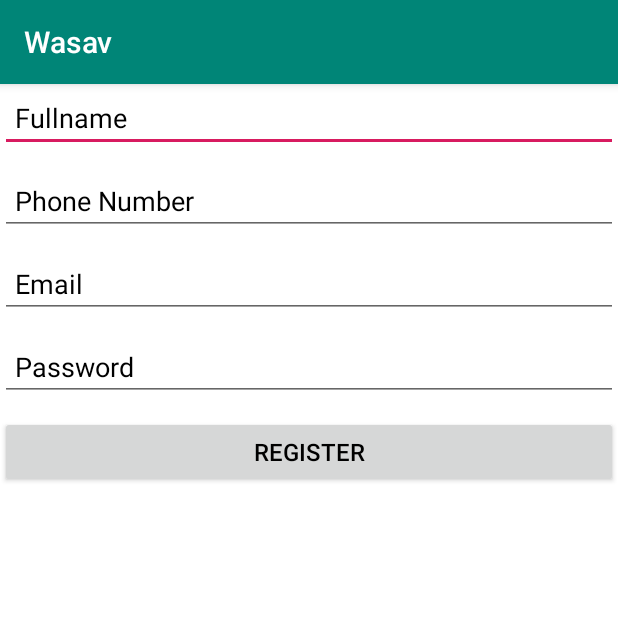
After one commit to jaballogian/Wasav, an Android app: the ActivityRegister screen opened directly, with no data from a screen before it, on a phone screen of 412 x 824 dp, the top half of it. The commit adds this screen. Run offline under Robolectric (Android 15) with nearby library versions, the phone set to English and light mode, and no system bars; our stand-ins replace Firebase (no records; nobody signed in at launch, a user with empty details on screens opened directly); libraries missing offline, so code that uses them is left out: me.anwarshahriar.calligrapher; 2 statements that could not run were skipped.

Commit message:
register user and login are finished

```diff
--- a/app/src/main/AndroidManifest.xml
+++ b/app/src/main/AndroidManifest.xml
@@ -9,7 +9,9 @@
         android:roundIcon="@mipmap/ic_launcher_round"
         android:supportsRtl="true"
         android:theme="@style/AppTheme">
-        <activity android:name=".MainActivity">
+        <activity android:name=".ActivityLogin"></activity>
+        <activity android:name=".ActivityRegister" />
+        <activity android:name=".ActivityMain">
             <intent-filter>
                 <action android:name="android.intent.action.MAIN" />
 
--- /dev/null
+++ b/app/src/main/java/com/example/wasav/ActivityRegister.java
@@ -0,0 +1,149 @@
+package com.example.wasav;
+
+import android.app.ProgressDialog;
+import android.content.Intent;
+import android.support.annotation.NonNull;
+import android.support.v7.app.AppCompatActivity;
+import android.os.Bundle;
+import android.view.View;
+import android.widget.Button;
+import android.widget.EditText;
+import android.widget.Toast;
+
+import com.google.android.gms.tasks.OnCompleteListener;
+import com.google.android.gms.tasks.Task;
+import com.google.firebase.auth.AuthResult;
+import com.google.firebase.auth.FirebaseAuth;
+import com.google.firebase.auth.FirebaseUser;
+import com.google.firebase.database.DatabaseReference;
+import com.google.firebase.database.FirebaseDatabase;
+
+import java.util.HashMap;
+
+import me.anwarshahriar.calligrapher.Calligrapher;
+
+public class ActivityRegister extends AppCompatActivity {
+
+    private EditText fullnameEditText, phoneNumberEditText, emailEditText, passwordEditText;
+    private Button registerButton;
+    private String fullname, phoneNumber, email, password, uID;
+    private FirebaseAuth mAuth;
+    private FirebaseUser currentUser;
+    private DatabaseReference databaseReference;
+    private HashMap<String, Object> userIdentity;
+    private ProgressDialog loading;
+
+    @Override
+    protected void onCreate(Bundle savedInstanceState) {
+        super.onCreate(savedInstanceState);
+        setContentView(R.layout.activity_register);
+
+        //set font
+        Calligrapher calligrapher = new Calligrapher(this);
+        calligrapher.setFont(this, "PRODUCT_SANS.ttf", true);
+
+        fullnameEditText = (EditText) findViewById(R.id.fullnameEditTextActivityRegister);
+        phoneNumberEditText = (EditText) findViewById(R.id.phoneNumberEditTextActivityRegister);
+        emailEditText = (EditText) findViewById(R.id.emailEditTextActivityRegister);
+        passwordEditText = (EditText) findViewById(R.id.passwordEditTextActivityRegister);
+        registerButton = (Button) findViewById(R.id.registerButtonActivityRegister);
+
+        loading = new ProgressDialog(this);
+
+        mAuth = FirebaseAuth.getInstance();
+        currentUser = FirebaseAuth.getInstance().getCurrentUser();
+
+        registerButton.setOnClickListener(new View.OnClickListener() {
+            @Override
+            public void onClick(View v) {
+
+                getStringFromEditText();
+                checkAllFields();
+            }
+        });
+    }
+
+    private void setProgressDialog(){
+
+        loading.setTitle("Processing");
+        loading.setMessage("Please wait");
+        loading.setCanceledOnTouchOutside(false);
+        loading.show();
+    }
+
+    private void getStringFromEditText(){
+
+        fullname = fullnameEditText.getText().toString();
+        phoneNumber = phoneNumberEditText.getText().toString();
+        email = emailEditText.getText().toString();
+        password = passwordEditText.getText().toString();
+    }
+
+    private void checkAllFields(){
+
+        if(fullname.isEmpty() || phoneNumber.isEmpty() || email.isEmpty() || password.isEmpty()){
+
+            Toast.makeText(ActivityRegister.this, "Please fill all the fields", Toast.LENGTH_LONG).show();
+        }
+        else {
+
+            setProgressDialog();
+            registerUser();
+        }
+    }
+
+    private void registerUser() {
+
+        mAuth.createUserWithEmailAndPassword(email, password).addOnCompleteListener(new OnCompleteListener<AuthResult>() {
+            @Override
+            public void onComplete(@NonNull Task<AuthResult> task) {
+
+                if(task.isSuccessful()){
+
+                    loading.dismiss();
+                    saveUserToDatabase();
+
+                }
+                else {
+
+                    loading.hide();
+                    Toast.makeText(ActivityRegister.this, "Choose different email and password", Toast.LENGTH_LONG).show();
+                }
+            }
+        });
+    }
+
+    private void saveUserToDatabase(){
+
+        currentUser = FirebaseAuth.getInstance().getCurrentUser();
+        uID = currentUser.getUid();
+
+        databaseReference = FirebaseDatabase.getInstance().getReference().child("Users").child(uID).child("Profile");
+
+        userIdentity = new HashMap<>();
+        userIdentity.put("fullname", fullname);
+        userIdentity.put("email", email);
+        userIdentity.put("password", password);
+        userIdentity.put("phonenumber", phoneNumber);
+
+        databaseReference.setValue(userIdentity).addOnCompleteListener(new OnCompleteListener<Void>() {
+            @Override
+            public void onComplete(@NonNull Task<Void> task) {
+
+                if(task.isSuccessful()){
+
+                    moveToActivityMain();
+                    Toast.makeText(ActivityRegister.this, "Welcome", Toast.LENGTH_LONG).show();
+                }
+            }
+        });
+    }
+
+    private void moveToActivityMain(){
+
+        Intent toActivityRegisterDevice = new Intent(ActivityRegister.this, ActivityMain.class);
+        toActivityRegisterDevice.addFlags(Intent.FLAG_ACTIVITY_NEW_TASK | Intent.FLAG_ACTIVITY_CLEAR_TASK);
+        startActivity(toActivityRegisterDevice);
+        finish();
+    }
+}
--- a/app/src/main/res/layout/activity_main.xml
+++ b/app/src/main/res/layout/activity_main.xml
@@ -6,7 +6,7 @@
     android:layout_height="match_parent"
     android:background="@color/white"
     android:orientation="vertical"
-    tools:context=".MainActivity">
+    tools:context=".ActivityMain">
 
     <TextView
         android:layout_width="wrap_content"
--- /dev/null
+++ b/app/src/main/res/layout/activity_register.xml
@@ -0,0 +1,148 @@
+<?xml version="1.0" encoding="utf-8"?>
+<LinearLayout xmlns:android="http://schemas.android.com/apk/res/android"
+    xmlns:app="http://schemas.android.com/apk/res-auto"
+    xmlns:tools="http://schemas.android.com/tools"
+    android:layout_width="match_parent"
+    android:layout_height="match_parent"
+    android:orientation="vertical"
+    android:background="@color/white"
+    tools:context=".ActivityRegister">
+
+    <!--<android.support.design.widget.TextInputLayout-->
+        <!--android:layout_width="match_parent"-->
+        <!--android:layout_height="wrap_content">-->
+
+        <!--<android.support.design.widget.TextInputEditText-->
+            <!--android:id="@+id/fullnameEditTextActivityRegister"-->
+            <!--android:layout_width="match_parent"-->
+            <!--android:layout_height="wrap_content"-->
+            <!--android:hint="Fullname"-->
+            <!--android:inputType="text"-->
+            <!--android:paddingLeft="10dp"-->
+            <!--android:paddingRight="10dp"-->
+            <!--android:textSize="18sp"-->
+            <!--android:textColorHint="@color/black"-->
+            <!--android:textColor="@color/black"-->
+            <!--android:layout_marginBottom="10dp"/>-->
+
+    <!--</android.support.design.widget.TextInputLayout>-->
+
+    <EditText
+        android:id="@+id/fullnameEditTextActivityRegister"
+        android:layout_width="match_parent"
+        android:layout_height="wrap_content"
+        android:hint="Fullname"
+        android:inputType="text"
+        android:paddingLeft="10dp"
+        android:paddingRight="10dp"
+        android:textSize="18sp"
+        android:textColorHint="@color/black"
+        android:textColor="@color/black"
+        android:layout_marginBottom="10dp"/>
+
+    <!--<android.support.design.widget.TextInputLayout-->
+        <!--android:layout_width="match_parent"-->
+        <!--android:layout_height="wrap_content">-->
+
+        <!--<android.support.design.widget.TextInputEditText-->
+            <!--android:id="@+id/phoneNumberEditTextActivityRegister"-->
+            <!--android:layout_width="match_parent"-->
+            <!--android:layout_height="wrap_content"-->
+            <!--android:hint="Phone Number"-->
+            <!--android:inputType="number"-->
+            <!--android:paddingLeft="10dp"-->
+            <!--android:paddingRight="10dp"-->
+            <!--android:textSize="18sp"-->
+            <!--android:textColorHint="@color/black"-->
+            <!--android:textColor="@color/black"-->
+            <!--android:layout_marginBottom="10dp"/>-->
+
+    <!--</android.support.design.widget.TextInputLayout>-->
+
+    <EditText
+        android:id="@+id/phoneNumberEditTextActivityRegister"
+        android:layout_width="match_parent"
+        android:layout_height="wrap_content"
+        android:hint="Phone Number"
+        android:inputType="number"
+        android:paddingLeft="10dp"
+        android:paddingRight="10dp"
+        android:textSize="18sp"
+        android:textColorHint="@color/black"
+        android:textColor="@color/black"
+        android:layout_marginBottom="10dp"/>
+
+    <!--<android.support.design.widget.TextInputLayout-->
+        <!--android:layout_width="match_parent"-->
+        <!--android:layout_height="wrap_content">-->
+
+        <!--<android.support.design.widget.TextInputEditText-->
+            <!--android:id="@+id/emailEditTextActivityRegister"-->
+            <!--android:layout_width="match_parent"-->
+            <!--android:layout_height="wrap_content"-->
+            <!--android:hint="Email"-->
+            <!--android:inputType="textEmailAddress"-->
+            <!--android:paddingLeft="10dp"-->
+            <!--android:paddingRight="10dp"-->
+            <!--android:textSize="18sp"-->
+            <!--android:textColorHint="@color/black"-->
+            <!--android:textColor="@color/black"-->
+            <!--android:layout_marginBottom="10dp"/>-->
+
+    <!--</android.support.design.widget.TextInputLayout>-->
+
+    <EditText
+        android:id="@+id/emailEditTextActivityRegister"
+        android:layout_width="match_parent"
+        android:layout_height="wrap_content"
+        android:hint="Email"
+        android:inputType="textEmailAddress"
+        android:paddingLeft="10dp"
+        android:paddingRight="10dp"
+        android:textSize="18sp"
+        android:textColorHint="@color/black"
+        android:textColor="@color/black"
+        android:layout_marginBottom="10dp"/>
+
+    <!--<android.support.design.widget.TextInputLayout-->
+        <!--android:layout_width="match_parent"-->
+        <!--android:layout_height="wrap_content">-->
+
+        <!--<android.support.design.widget.TextInputEditText-->
+            <!--android:id="@+id/passwordEditTextActivityRegister"-->
+            <!--android:layout_width="match_parent"-->
+            <!--android:layout_height="wrap_content"-->
+            <!--android:hint="Password"-->
+            <!--android:inputType="textPassword"-->
+            <!--android:paddingLeft="10dp"-->
+            <!--android:paddingRight="10dp"-->
+            <!--android:textColorHint="@color/black"-->
+            <!--android:textColor="@color/black"-->
+            <!--android:layout_marginBottom="10dp"-->
+            <!--android:textSize="18sp" />-->
+
+    <!--</android.support.design.widget.TextInputLayout>-->
+
+    <EditText
+        android:id="@+id/passwordEditTextActivityRegister"
+        android:layout_width="match_parent"
+        android:layout_height="wrap_content"
+        android:hint="Password"
+        android:inputType="textPassword"
+        android:paddingLeft="10dp"
+        android:paddingRight="10dp"
+        android:textColorHint="@color/black"
+        android:textColor="@color/black"
+        android:layout_marginBottom="10dp"
+        android:textSize="18sp" />
+
+    <Button
+        android:layout_width="match_parent"
+        android:layout_height="wrap_content"
+        android:id="@+id/registerButtonActivityRegister"
+        android:text="Register"
+        android:textColor="@color/black"
+        android:padding="10dp"
+        android:textSize="16sp"/>
+
+</LinearLayout>
```
Also changed, not shown: app/src/main/java/com/example/wasav/ActivityLogin.java (added, +124 -0 lines), app/src/main/java/com/example/wasav/ActivityMain.java (renamed from app/src/main/java/com/example/wasav/MainActivity.java, +22 -1 lines), app/src/main/res/drawable/ic_remove_red_eye_black_24dp.xml (added, +9 -0 lines), app/src/main/res/layout/activity_login.xml (added, +88 -0 lines).
